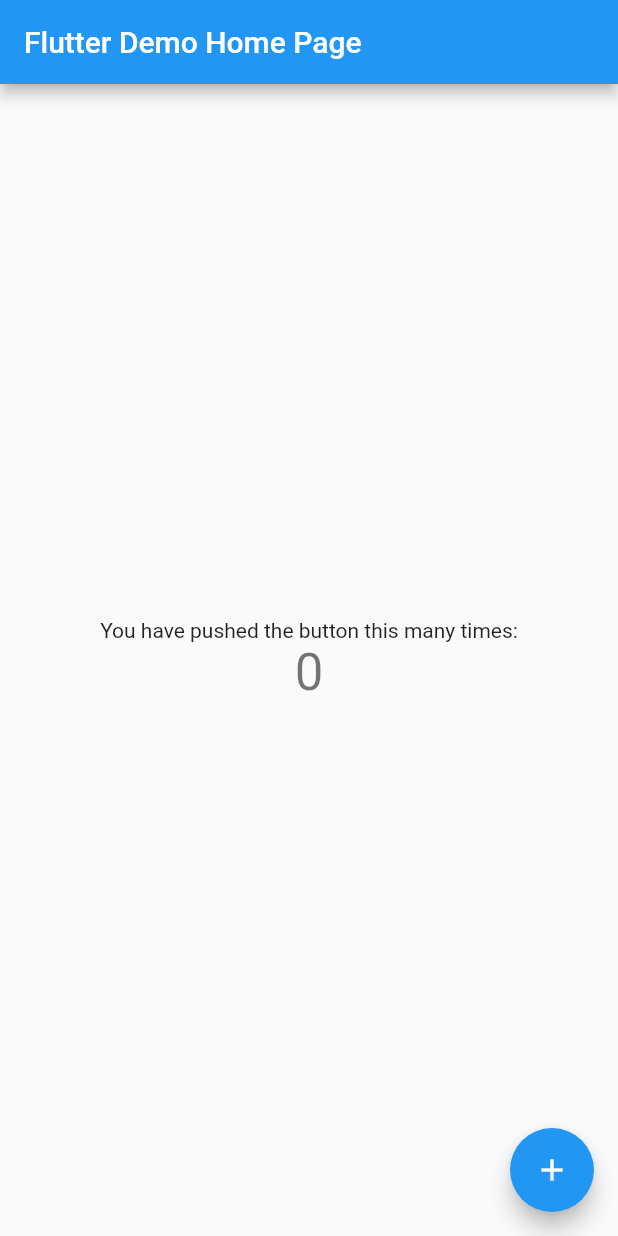
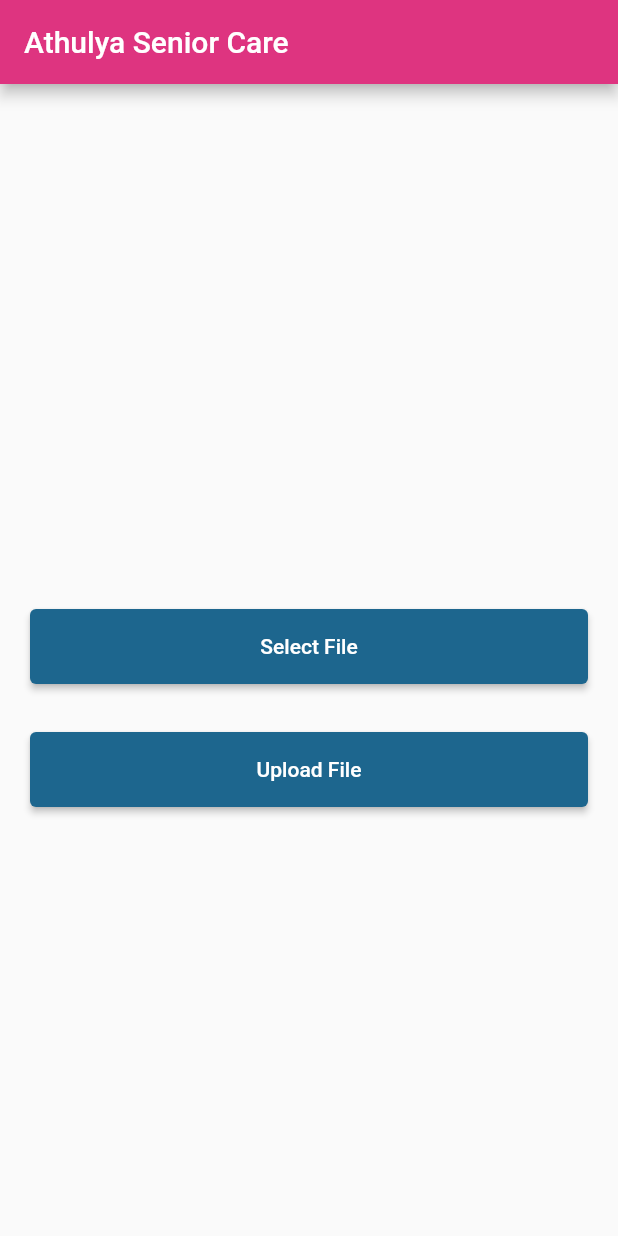
Before and after one commit to Harish-Athulya/Athulya-App, a Flutter app: the screen it shows after launch, on a phone screen of 412 x 824 dp. Run offline on Flutter 3.47's test engine with Material 2 defaults, Android fonts, the phone set to English and light mode, and no system bars; our stand-ins replace file_picker, firebase_core, firebase_storage; accounts and stored records are empty.

Commit message:
Image upload

```diff
--- a/lib/main.dart
+++ b/lib/main.dart
@@ -1,6 +1,12 @@
 import 'package:flutter/material.dart';
+import 'package:firebase_core/firebase_core.dart';
+import 'package:athulya_app/pages/my_home_page.dart';
 
-void main() {
+
+Future main() async {
+  WidgetsFlutterBinding.ensureInitialized();
+  await Firebase.initializeApp();
+
   runApp(const MyApp());
 }
 
@@ -16,54 +22,7 @@
       theme: ThemeData(
         primarySwatch: Colors.blue,
       ),
-      home: const MyHomePage(title: 'Flutter Demo Home Page'),
+      home: const MyHomePage(title: 'Athulya Senior Care'),
     );
   }
 }
-
-class MyHomePage extends StatefulWidget {
-  const MyHomePage({Key? key, required this.title}) : super(key: key);
-
-  final String title;
-
-  @override
-  State<MyHomePage> createState() => _MyHomePageState();
-}
-
-class _MyHomePageState extends State<MyHomePage> {
-  int _counter = 0;
-
-  void _incrementCounter() {
-    setState(() {
-      _counter++;
-    });
-  }
-
-  @override
-  Widget build(BuildContext context) {
-    return Scaffold(
-      appBar: AppBar(
-        title: Text(widget.title),
-      ),
-      body: Center(
-        child: Column(
-          mainAxisAlignment: MainAxisAlignment.center,
-          children: <Widget>[
-            const Text(
-              'You have pushed the button this many times:',
-            ),
-            Text(
-              '$_counter',
-              style: Theme.of(context).textTheme.headline4,
-            ),
-          ],
-        ),
-      ),
-      floatingActionButton: FloatingActionButton(
-        onPressed: _incrementCounter,
-        tooltip: 'Increment',
-        child: const Icon(Icons.add),
-      ),
-    );
-  }
-}
--- /dev/null
+++ b/lib/pages/my_home_page.dart
@@ -0,0 +1,107 @@
+import 'dart:io';
+import 'package:athulya_app/utils/constants.dart';
+import 'package:file_picker/file_picker.dart';
+import 'package:firebase_storage/firebase_storage.dart';
+import 'package:flutter/material.dart';
+
+import '../widgets/custom_appbar.dart';
+
+class MyHomePage extends StatefulWidget {
+  const MyHomePage({Key? key, required this.title}) : super(key: key);
+
+  final String title;
+
+  @override
+  State<MyHomePage> createState() => _MyHomePageState();
+}
+
+class _MyHomePageState extends State<MyHomePage> {
+  PlatformFile? pickedFile;
+  late List<PlatformFile> listFile;
+
+  Future selectFile() async {
+    final result = await FilePicker.platform.pickFiles();
+
+    if (result == null) return;
+
+    setState(() {
+      pickedFile = result.files.first;
+      listFile = result.files;
+    });
+  }
+
+  Future uploadFile() async {
+    final path = 'test/${pickedFile!.name}';
+    final file = File(pickedFile!.path!);
+
+    final ref = FirebaseStorage.instance.ref().child(path);
+    ref.putFile(file);
+
+/*
+    final snackBar = SnackBar(
+      content: const Text('Image uploaded'),
+      action: SnackBarAction(
+        label: 'Undo',
+        onPressed: () {
+          // Some code to undo the change.
+        },
+      ),
+    );
+ */
+
+    final snackBar = SnackBar(content: Text('Image uploaded'));
+    ScaffoldMessenger.of(context).showSnackBar(snackBar);
+  }
+
+  @override
+  Widget build(BuildContext context) {
+    return Scaffold(
+      appBar: AppBar(
+        backgroundColor: primaryColor,
+        title: Text('Athulya Senior Care'),
+      ),
+      body: Container(
+        padding: EdgeInsets.symmetric(horizontal: 20),
+        child: Column(
+          mainAxisAlignment: MainAxisAlignment.center,
+          children: <Widget>[
+            SizedBox(
+              height: 32,
+            ),
+            if (pickedFile != null)
+              Expanded(
+                  child: Container(
+                // padding: EdgeInsets.symmetric(vertical: 10),
+                // color: Colors.blue[100],
+
+/*                 child: Center(
+                  child: Text(pickedFile!.name),
+                ),
+ */
+                // final file = File(pickedFile!.path!)
+
+                child: Image.file(File(pickedFile!.path!),
+                    width: double.infinity, fit: BoxFit.contain),
+              )),
+            SizedBox(
+              height: 32,
+            ),
+            ElevatedButton(
+                style: ElevatedButton.styleFrom(
+                    minimumSize: Size.fromHeight(50), primary: secondaryColor),
+                onPressed: selectFile,
+                child: const Text('Select File')),
+            SizedBox(
+              height: 32,
+            ),
+            ElevatedButton(
+                style: ElevatedButton.styleFrom(
+                    minimumSize: Size.fromHeight(50), primary: secondaryColor),
+                onPressed: uploadFile,
+                child: const Text('Upload File'))
+          ],
+        ),
+      ),
+    );
+  }
+}
--- /dev/null
+++ b/lib/utils/constants.dart
@@ -0,0 +1,5 @@
+import 'package:flutter/material.dart';
+
+// const fcolor = Colors.blue;
+const primaryColor = Color.fromARGB(255, 222, 52, 128);
+const secondaryColor = Color.fromARGB(255, 29, 102, 142);
--- /dev/null
+++ b/lib/widgets/custom_appbar.dart
@@ -0,0 +1,3 @@
+import 'package:flutter/material.dart';
+
+Widget build(BuildContext context) => AppBar();
--- a/pubspec.yaml
+++ b/pubspec.yaml
@@ -30,10 +30,16 @@
   flutter:
     sdk: flutter
 
+  #firebase database
+  cloud_firestore: ^3.4.8
 
   # The following adds the Cupertino Icons font to your application.
   # Use with the CupertinoIcons class for iOS style icons.
   cupertino_icons: ^1.0.2
+  file_picker: ^5.2.0
+  firebase_core: ^1.22.0
+  firebase_storage: ^10.3.8
+
 
 dev_dependencies:
   flutter_test:
```
Also changed, not shown: pubspec.lock, 4 other files.
